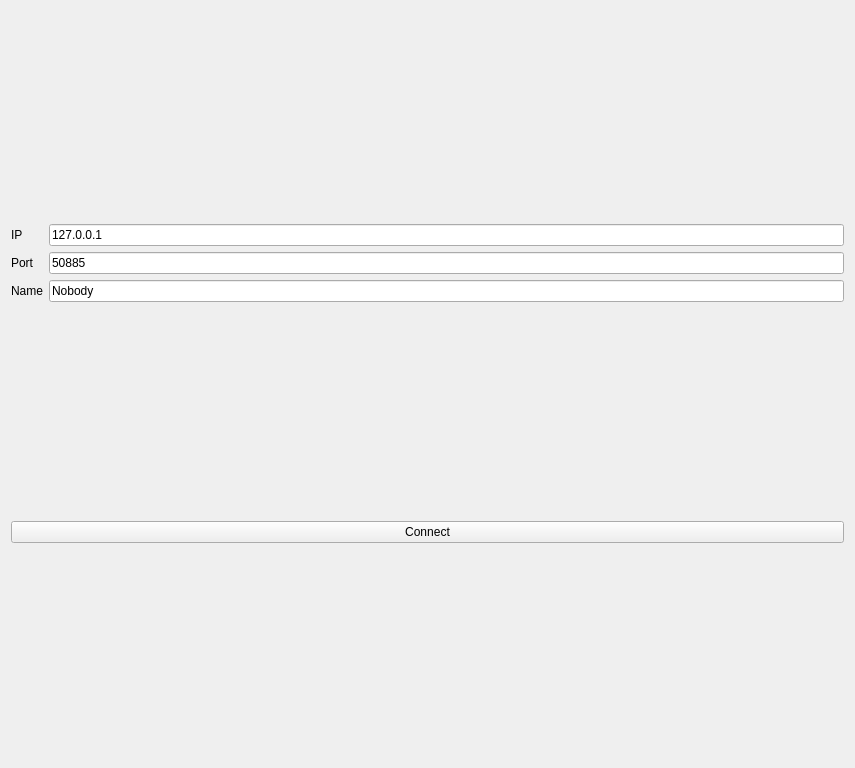
Before: the Qt Designer form Gst-multiscreens-client/logwindow.ui in P0ppoff/SmartProjector, drawn with Qt 5.
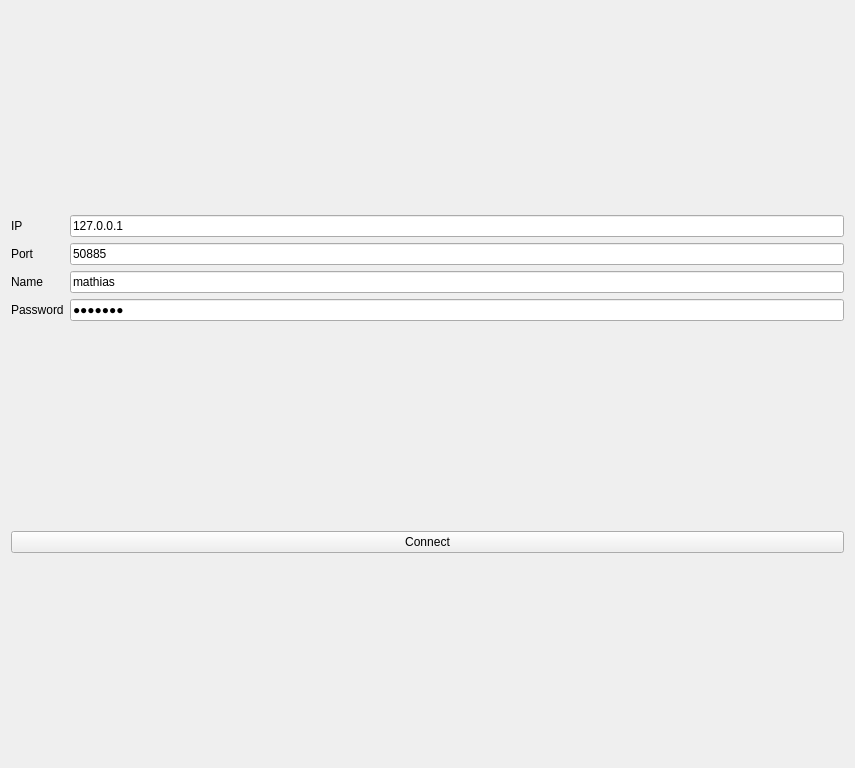
After: the same form once the commit is applied.

```diff
--- a/Gst-multiscreens-client/logwindow.ui
+++ b/Gst-multiscreens-client/logwindow.ui
@@ -63,7 +63,24 @@
      <item row="2" column="1">
       <widget class="QLineEdit" name="Name_text">
        <property name="text">
-        <string>Nobody</string>
+        <string>mathias</string>
+       </property>
+      </widget>
+     </item>
+     <item row="3" column="1">
+      <widget class="QLineEdit" name="PWD_text">
+       <property name="text">
+        <string>mathias</string>
+       </property>
+       <property name="echoMode">
+        <enum>QLineEdit::Password</enum>
+       </property>
+      </widget>
+     </item>
+     <item row="3" column="0">
+      <widget class="QLabel" name="label_4">
+       <property name="text">
+        <string>Password</string>
        </property>
       </widget>
      </item>
```
